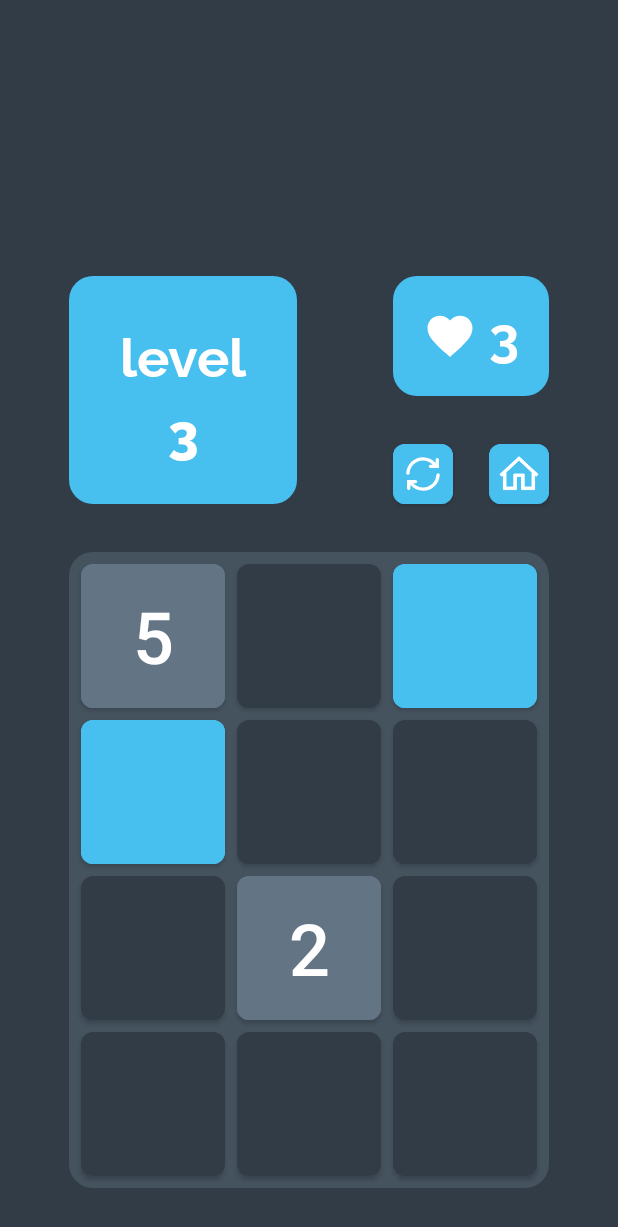
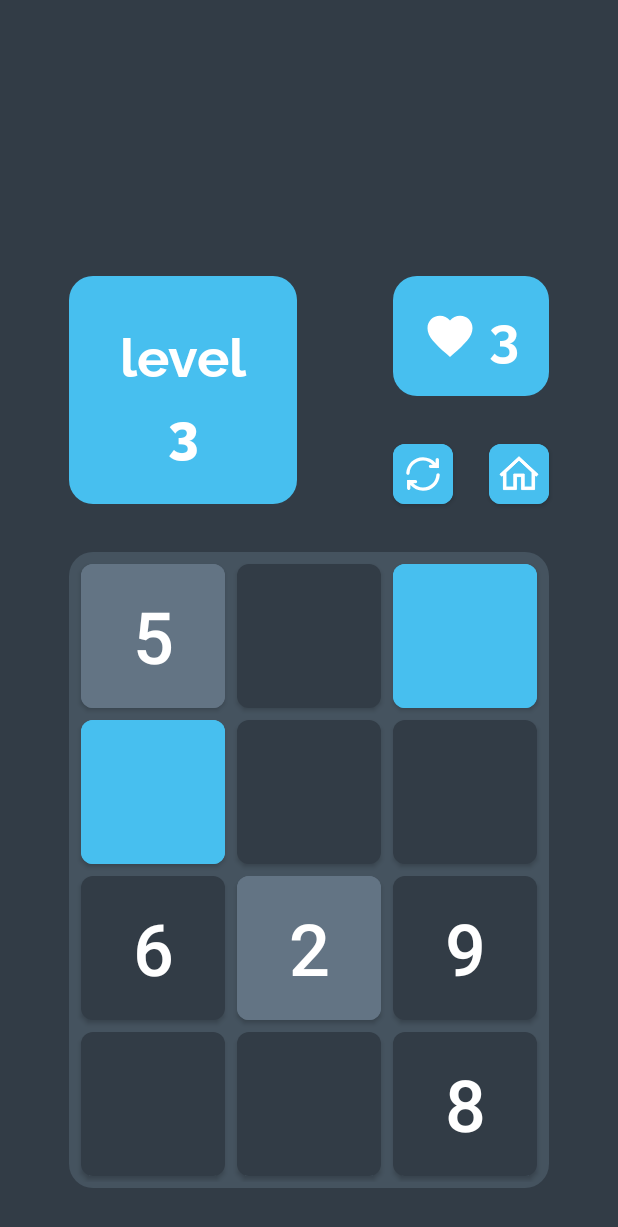
Before and after one commit to GreenSaber/MemoMania, an Android app: the GameActivity screen opened directly, with no data from a screen before it, on a phone screen of 412 x 824 dp. Shown: the top 1227 px of the screen. Run offline under Robolectric (Android 15) with nearby library versions, the phone set to English and light mode, and no system bars.

Commit message:
bl added

```diff
--- /dev/null
+++ b/app/src/main/java/com/saber/green/memomania/model/Game.kt
@@ -0,0 +1,39 @@
+package com.saber.green.memomania.model
+
+import com.saber.green.memomania.utils.RandomUtils
+
+class Game(private val levelNumber: Int) {
+
+    private val tilesList = ArrayList<Tile>()
+    private val randomUtils = RandomUtils()
+
+    fun getLevel(): Int {
+        return levelNumber
+    }
+
+    private fun getUniqueTilesArray(arraySize: Int, valuesMaxCount: Int, numbersMaxCount: Int = 12): ArrayList<Tile> {
+        val numbers = randomUtils.getUniqueRandomElementsArray(arraySize, numbersMaxCount)
+        val values = randomUtils.getUniqueRandomElementsArray(arraySize, valuesMaxCount)
+        for (i in 0 until arraySize) {
+            tilesList.add(Tile(numbers[i], values[i]))
+        }
+        return tilesList
+    }
+
+    fun getTiles(): ArrayList<Tile>? {
+        val result = when (levelNumber) {
+            1 -> getUniqueTilesArray(3, 9)
+            2 -> getUniqueTilesArray(4, 9)
+            3 -> getUniqueTilesArray(5, 9)
+            4 -> getUniqueTilesArray(6, 9)
+            5 -> getUniqueTilesArray(7, 10)
+            6 -> getUniqueTilesArray(8, 10)
+            7 -> getUniqueTilesArray(9, 10)
+            8 -> getUniqueTilesArray(10, 12)
+            9 -> getUniqueTilesArray(11, 12)
+            10 -> getUniqueTilesArray(12, 12)
+            else -> null
+        }
+        return result
+    }
+}
--- /dev/null
+++ b/app/src/main/java/com/saber/green/memomania/model/Tile.kt
@@ -0,0 +1,12 @@
+package com.saber.green.memomania.model
+
+class Tile(private val number: Int, private val value: Int) {
+
+    fun getNumber(): Int {
+        return number
+    }
+
+    fun getValue(): Int {
+        return value
+    }
+}
--- a/app/src/main/java/com/saber/green/memomania/ui/GameActivity.kt
+++ b/app/src/main/java/com/saber/green/memomania/ui/GameActivity.kt
@@ -4,7 +4,9 @@ import android.content.Intent
 import android.graphics.drawable.GradientDrawable
 import android.os.Bundle
 import androidx.appcompat.app.AppCompatActivity
+import com.google.android.material.button.MaterialButton
 import com.saber.green.memomania.R
+import com.saber.green.memomania.model.Game
 import com.saber.green.memomania.utils.AnimationUtils
 import kotlinx.android.synthetic.main.activity_game.*
 
@@ -16,6 +18,15 @@ class GameActivity : AppCompatActivity() {
         super.onCreate(savedInstanceState)
         setContentView(R.layout.activity_game)
         init()
+
+        val game = Game(1)
+        val activeTiles = game.getTiles()
+
+        val buttonsList = arrayListOf<MaterialButton>()
+        activeTiles?.forEach {
+            findViewById<MaterialButton>(resources.getIdentifier("materialButton${it.getNumber()}", "id", packageName))
+                .text = "${it.getValue()}"
+        }
     }
 
     fun init() {
--- /dev/null
+++ b/app/src/main/java/com/saber/green/memomania/utils/RandomUtils.kt
@@ -0,0 +1,13 @@
+package com.saber.green.memomania.utils
+
+class RandomUtils {
+
+    fun getUniqueRandomElementsArray(arraySize: Int, maxValue: Int): MutableList<Int> {
+        val list = ArrayList<Int>(maxValue)
+        for (i in 1..maxValue) {
+            list.add(i)
+        }
+        list.shuffle()
+        return list.subList(0, arraySize)
+    }
+}
```
Also changed, not shown: app/src/main/java/com/saber/green/memomania/model/Wishes.kt (added, +39 -0 lines).
